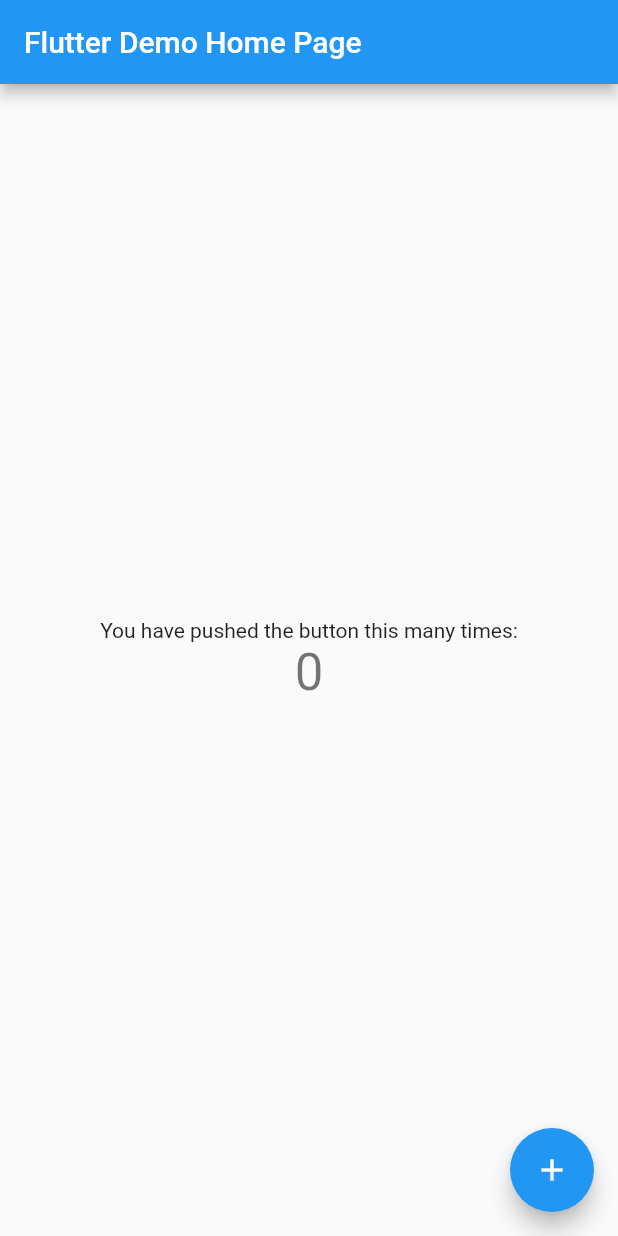
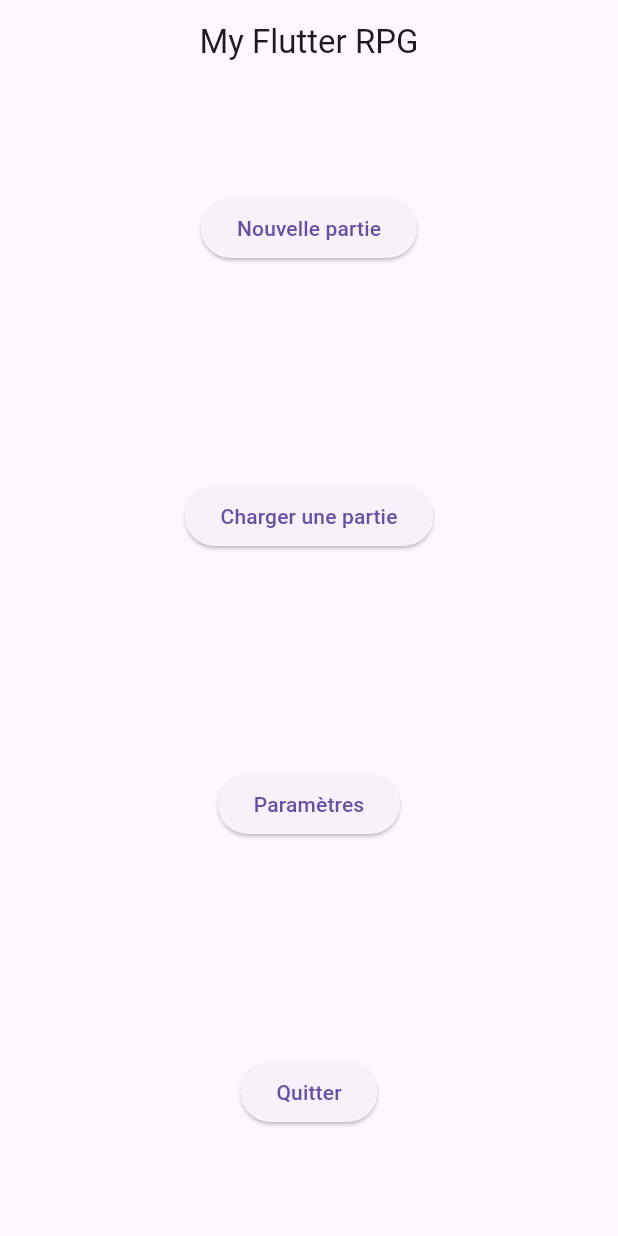
Before and after one commit to Anstrum/RpgFlutter, a Flutter app: the screen it shows after launch, on a phone screen of 412 x 824 dp. Run offline on Flutter 3.47's test engine with Material 2 defaults, Android fonts, the light colour scheme and no system bars.

Commit message:
create main menu

```diff
--- a/lib/main.dart
+++ b/lib/main.dart
@@ -1,4 +1,5 @@
 import 'package:flutter/material.dart';
+import 'package:rpg/ui/main_menu/main_menu_screen.dart';
 
 void main() {
   runApp(const MyApp());
@@ -13,94 +14,11 @@
       debugShowCheckedModeBanner: false,
       title: 'Flutter Demo',
       theme: ThemeData(
+        useMaterial3: true,
         primarySwatch: Colors.blue,
+        highlightColor: Colors.transparent,
       ),
-      home: const MyHomePage(title: 'Flutter Demo Home Page'),
+      home: const MainMenuScreen(),
     );
   }
 }
-
-class MyHomePage extends StatefulWidget {
-  const MyHomePage({Key? key, required this.title}) : super(key: key);
-
-  // This widget is the home page of your application. It is stateful, meaning
-  // that it has a State object (defined below) that contains fields that affect
-  // how it looks.
-
-  // This class is the configuration for the state. It holds the values (in this
-  // case the title) provided by the parent (in this case the App widget) and
-  // used by the build method of the State. Fields in a Widget subclass are
-  // always marked "final".
-
-  final String title;
-
-  @override
-  State<MyHomePage> createState() => _MyHomePageState();
-}
-
-class _MyHomePageState extends State<MyHomePage> {
-  int _counter = 0;
-
-  void _incrementCounter() {
-    setState(() {
-      // This call to setState tells the Flutter framework that something has
-      // changed in this State, which causes it to rerun the build method below
-      // so that the display can reflect the updated values. If we changed
-      // _counter without calling setState(), then the build method would not be
-      // called again, and so nothing would appear to happen.
-      _counter++;
-    });
-  }
-
-  @override
-  Widget build(BuildContext context) {
-    // This method is rerun every time setState is called, for instance as done
-    // by the _incrementCounter method above.
-    //
-    // The Flutter framework has been optimized to make rerunning build methods
-    // fast, so that you can just rebuild anything that needs updating rather
-    // than having to individually change instances of widgets.
-    return Scaffold(
-      appBar: AppBar(
-        // Here we take the value from the MyHomePage object that was created by
-        // the App.build method, and use it to set our appbar title.
-        title: Text(widget.title),
-      ),
-      body: Center(
-        // Center is a layout widget. It takes a single child and positions it
-        // in the middle of the parent.
-        child: Column(
-          // Column is also a layout widget. It takes a list of children and
-          // arranges them vertically. By default, it sizes itself to fit its
-          // children horizontally, and tries to be as tall as its parent.
-          //
-          // Invoke "debug painting" (press "p" in the console, choose the
-          // "Toggle Debug Paint" action from the Flutter Inspector in Android
-          // Studio, or the "Toggle Debug Paint" command in Visual Studio Code)
-          // to see the wireframe for each widget.
-          //
-          // Column has various properties to control how it sizes itself and
-          // how it positions its children. Here we use mainAxisAlignment to
-          // center the children vertically; the main axis here is the vertical
-          // axis because Columns are vertical (the cross axis would be
-          // horizontal).
-          mainAxisAlignment: MainAxisAlignment.center,
-          children: <Widget>[
-            const Text(
-              'You have pushed the button this many times:',
-            ),
-            Text(
-              '$_counter',
-              style: Theme.of(context).textTheme.headline4,
-            ),
-          ],
-        ),
-      ),
-      floatingActionButton: FloatingActionButton(
-        onPressed: _incrementCounter,
-        tooltip: 'Increment',
-        child: const Icon(Icons.add),
-      ), // This trailing comma makes auto-formatting nicer for build methods.
-    );
-  }
-}
--- /dev/null
+++ b/lib/ui/main_menu/main_menu_screen.dart
@@ -0,0 +1,59 @@
+import 'dart:io';
+
+import 'package:flutter/material.dart';
+import 'package:rpg/ui/settings/settings_screen.dart';
+
+class MainMenuScreen extends StatefulWidget {
+  const MainMenuScreen({Key? key}) : super(key: key);
+
+  @override
+  State<MainMenuScreen> createState() => _MainMenuScreenState();
+}
+
+class _MainMenuScreenState extends State<MainMenuScreen> {
+  @override
+  Widget build(BuildContext context) {
+    return Scaffold(
+      appBar: AppBar(
+        title: const Text('My Flutter RPG'),
+        centerTitle: true,
+      ),
+      body: Center(
+        child: Column(
+          mainAxisAlignment: MainAxisAlignment.spaceAround,
+          children: [
+            ElevatedButton(
+              onPressed: (){},
+              child: const Text('Nouvelle partie'),
+            ),
+            ElevatedButton(
+              onPressed: (){},
+              child: const Text('Charger une partie'),
+            ),
+            ElevatedButton(
+              onPressed: goToSettings,
+              child: const Text('Paramètres'),
+            ),
+            ElevatedButton(
+              onPressed: quitGame,
+              child: const Text('Quitter'),
+            ),
+          ],
+        ),
+      ),
+    );
+  }
+
+  void goToNewGame(){
+
+  }
+  void chargeGame(){
+
+  }
+  void goToSettings(){
+    Navigator.push(context, MaterialPageRoute(builder: (c) => const SettingsScreen()));
+  }
+  void quitGame(){
+    exit(0);
+  }
+}
```
Also changed, not shown: lib/ui/settings/settings_screen.dart (added, +25 -0 lines).
